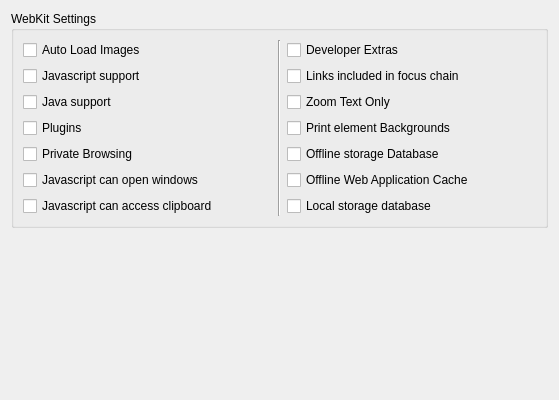
Old version of the form src/settings_webkit.ui in the repository KDE/rekonq.
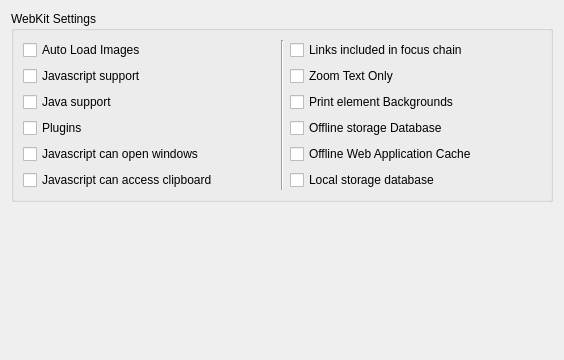
New version of the form.

Commit message: Fixed Webkit settings, removing tools actions (no use case in settings, for me) Private Browsing & Web Inspector. Fixed that actions in tools menu

Patch:
```diff
--- a/src/settings_webkit.ui
+++ b/src/settings_webkit.ui
@@ -6,8 +6,8 @@
    <rect>
     <x>0</x>
     <y>0</y>
-    <width>559</width>
-    <height>400</height>
+    <width>564</width>
+    <height>360</height>
    </rect>
   </property>
   <property name="windowTitle">
@@ -27,7 +27,7 @@
         </property>
        </widget>
       </item>
-      <item row="0" column="1" rowspan="7">
+      <item row="0" column="1" rowspan="6">
        <widget class="Line" name="line">
         <property name="orientation">
          <enum>Qt::Vertical</enum>
@@ -35,9 +35,9 @@
        </widget>
       </item>
       <item row="0" column="2">
-       <widget class="QCheckBox" name="kcfg_developerExtrasEnabled">
+       <widget class="QCheckBox" name="kcfg_linksIncludedInFocusChain">
         <property name="text">
-         <string>Developer Extras</string>
+         <string>Links included in focus chain</string>
         </property>
        </widget>
       </item>
@@ -49,9 +49,9 @@
        </widget>
       </item>
       <item row="1" column="2">
-       <widget class="QCheckBox" name="kcfg_linksIncludedInFocusChain">
+       <widget class="QCheckBox" name="kcfg_zoomTextOnly">
         <property name="text">
-         <string>Links included in focus chain</string>
+         <string>Zoom Text Only</string>
         </property>
        </widget>
       </item>
@@ -63,9 +63,9 @@
        </widget>
       </item>
       <item row="2" column="2">
-       <widget class="QCheckBox" name="kcfg_zoomTextOnly">
+       <widget class="QCheckBox" name="kcfg_printElementBackgrounds">
         <property name="text">
-         <string>Zoom Text Only</string>
+         <string>Print element Backgrounds</string>
         </property>
        </widget>
       </item>
@@ -77,48 +77,34 @@
        </widget>
       </item>
       <item row="3" column="2">
-       <widget class="QCheckBox" name="kcfg_printElementBackgrounds">
-        <property name="text">
-         <string>Print element Backgrounds</string>
-        </property>
-       </widget>
-      </item>
-      <item row="4" column="0">
-       <widget class="QCheckBox" name="kcfg_privateBrowsingEnabled">
-        <property name="text">
-         <string>Private Browsing</string>
-        </property>
-       </widget>
-      </item>
-      <item row="4" column="2">
        <widget class="QCheckBox" name="kcfg_offlineStorageDatabaseEnabled">
         <property name="text">
          <string>Offline storage Database</string>
         </property>
        </widget>
       </item>
-      <item row="5" column="0">
+      <item row="4" column="0">
        <widget class="QCheckBox" name="kcfg_javascriptCanOpenWindows">
         <property name="text">
          <string>Javascript can open windows</string>
         </property>
        </widget>
       </item>
-      <item row="5" column="2">
+      <item row="4" column="2">
        <widget class="QCheckBox" name="kcfg_offlineWebApplicationCacheEnabled">
         <property name="text">
          <string>Offline Web Application Cache </string>
         </property>
        </widget>
       </item>
-      <item row="6" column="0">
+      <item row="5" column="0">
        <widget class="QCheckBox" name="kcfg_javascriptCanAccessClipboard">
         <property name="text">
          <string>Javascript can access clipboard</string>
         </property>
        </widget>
       </item>
-      <item row="6" column="2">
+      <item row="5" column="2">
        <widget class="QCheckBox" name="kcfg_localStorageDatabaseEnabled">
         <property name="text">
          <string>Local storage database</string>
@@ -136,7 +122,7 @@
      <property name="sizeHint" stdset="0">
       <size>
        <width>20</width>
-       <height>159</height>
+       <height>146</height>
       </size>
      </property>
     </spacer>
```
The commit also changes 4 other files.
